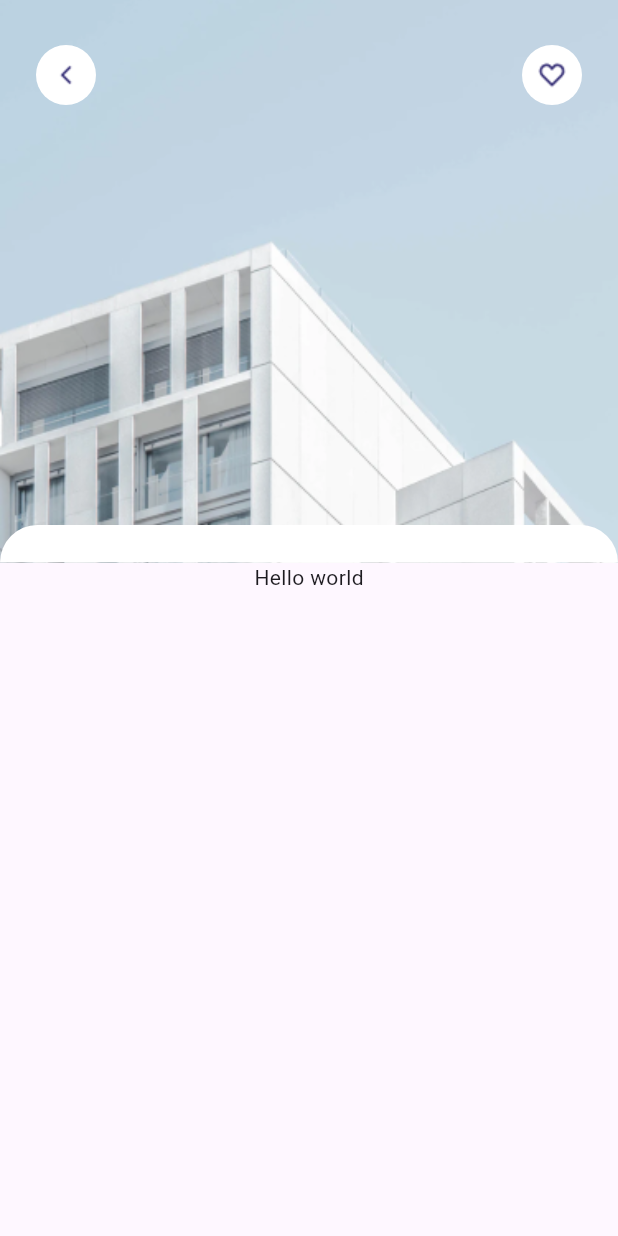
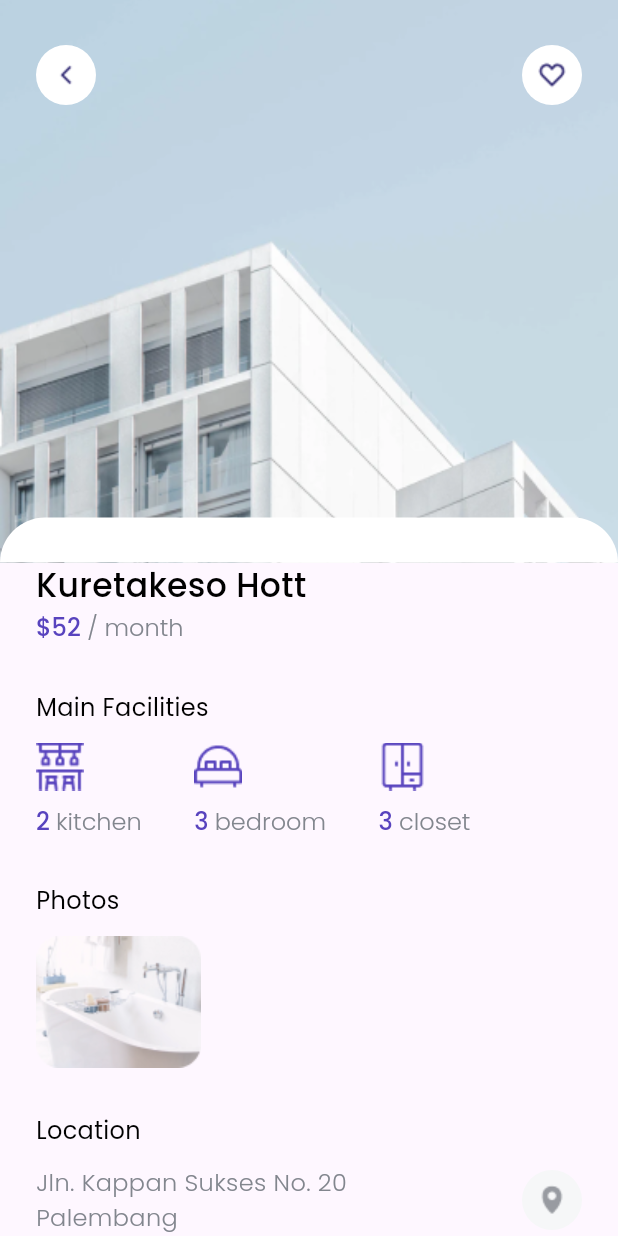
Before and after one commit to jadesnowman/Cozy-BWA, a Flutter app: the screen it shows after launch, on a phone screen of 412 x 824 dp. Run offline on Flutter 3.47's test engine with Material 3 defaults, Android fonts, the phone set to English and light mode, and no system bars; our stand-ins replace google_fonts.

Commit message:
Add new images for detail view

```diff
--- a/lib/pages/detail_page.dart
+++ b/lib/pages/detail_page.dart
@@ -1,3 +1,4 @@
+import 'package:cozy_marketplace/theme.dart';
 import 'package:flutter/material.dart';
 
 class DetailPage extends StatelessWidget {
@@ -7,7 +8,9 @@ class DetailPage extends StatelessWidget {
   Widget build(BuildContext context) {
     return Scaffold(
       body: SafeArea(
+        child: SingleChildScrollView(
           child: Column(
+            crossAxisAlignment: CrossAxisAlignment.start,
             children: [
               Stack(
                 alignment: Alignment.bottomCenter,
@@ -73,7 +76,7 @@ class DetailPage extends StatelessWidget {
                     ],
                   ),
                   Container(
-                  height: 25,
+                    height: 30,
                     width: double.infinity,
                     decoration: BoxDecoration(
                       color: Colors.white,
@@ -85,10 +88,164 @@ class DetailPage extends StatelessWidget {
                   ),
                 ],
               ),
-            Text('Hello world')
+              Padding(
+                padding: const EdgeInsets.symmetric(horizontal: 24),
+                child: Column(
+                  crossAxisAlignment: CrossAxisAlignment.start,
+                  children: [
+                    Text(
+                      'Kuretakeso Hott',
+                      style: heading1.copyWith(fontSize: 22),
+                    ),
+                    RichText(
+                      text: TextSpan(
+                        text: '\$${52}',
+                        style:
+                            heading1.copyWith(fontSize: 16, color: purpleColor),
+                        children: [
+                          TextSpan(
+                            text: ' / month',
+                            style: heading2.copyWith(fontSize: 16),
+                          ),
                         ],
+                      ),
+                    ),
+                    const SizedBox(height: 30),
+                    Text(
+                      'Main Facilities',
+                      style: heading3.copyWith(
+                        fontSize: 16,
+                      ),
+                    ),
+                    const SizedBox(height: 12),
+                    Row(
+                      mainAxisAlignment: MainAxisAlignment.start,
+                      children: [
+                        FacilityCard(
+                          imageUrl: 'assets/images/detail/001-bar-counter.png',
+                          name: 'kitchen',
+                          amount: 2,
+                        ),
+                        const SizedBox(width: 35),
+                        FacilityCard(
+                          imageUrl: 'assets/images/detail/002-double-bed.png',
+                          name: 'bedroom',
+                          amount: 3,
+                        ),
+                        const SizedBox(width: 35),
+                        FacilityCard(
+                          imageUrl: 'assets/images/detail/003-cupboard.png',
+                          name: 'closet',
+                          amount: 3,
+                        ),
+                      ],
+                    ),
+                    const SizedBox(height: 30),
+                    Text(
+                      'Photos',
+                      style: heading3.copyWith(
+                        fontSize: 16,
+                      ),
+                    ),
+                    const SizedBox(height: 12),
+                    Image.asset('assets/images/detail/pic-1.png'),
+                    const SizedBox(height: 30),
+                    Text(
+                      'Location',
+                      style: heading3.copyWith(
+                        fontSize: 16,
+                      ),
+                    ),
+                    const SizedBox(height: 12),
+                    Row(
+                      crossAxisAlignment: CrossAxisAlignment.center,
+                      mainAxisAlignment: MainAxisAlignment.spaceBetween,
+                      children: [
+                        Text(
+                          'Jln. Kappan Sukses No. 20\nPalembang',
+                          style: heading2.copyWith(
+                            fontSize: 16,
+                          ),
+                        ),
+                        Container(
+                          width: 40,
+                          height: 40,
+                          decoration: BoxDecoration(
+                            color: grayColor,
+                            borderRadius: BorderRadius.circular(100),
+                          ),
+                          child: Image.asset(
+                            'assets/images/Icon_location_solid.png',
+                            width: 22,
+                            height: 22,
+                          ),
+                        ),
+                      ],
+                    ),
+                    const SizedBox(height: 40),
+                    SizedBox(
+                      width: 327,
+                      height: 50,
+                      child: TextButton(
+                        style: TextButton.styleFrom(
+                          backgroundColor: purpleColor,
+                          foregroundColor: Colors.white,
+                          shape: RoundedRectangleBorder(
+                            borderRadius: BorderRadius.circular(17),
+                          ),
+                        ),
+                        onPressed: null,
+                        child: Text(
+                          'Book Now',
+                          style: buttonTextStyle.copyWith(
+                            fontSize: 18,
+                          ),
+                        ),
+                      ),
+                    ),
+                    const SizedBox(height: 40),
+                  ],
+                ),
+              ),
+            ],
+          ),
         ),
       ),
     );
   }
 }
+
+class FacilityCard extends StatelessWidget {
+  final int amount;
+  final String name;
+  final String imageUrl;
+
+  const FacilityCard(
+      {super.key,
+      required this.imageUrl,
+      required this.name,
+      required this.amount});
+
+  @override
+  Widget build(BuildContext context) {
+    return Column(
+      crossAxisAlignment: CrossAxisAlignment.start,
+      children: [
+        Image.asset(imageUrl, width: 32, height: 32),
+        const SizedBox(height: 8),
+        RichText(
+          text: TextSpan(
+            text: '${amount} ',
+            style: heading1.copyWith(fontSize: 16, color: purpleColor),
+            children: [
+              TextSpan(
+                text: name,
+                style: heading2.copyWith(fontSize: 16),
+              ),
+            ],
+          ),
+        ),
+      ],
+    );
+  }
+}
```
Also changed, not shown: assets/images/Icon_location_solid.png (added), assets/images/detail/001-bar-counter.png (added), assets/images/detail/002-double-bed.png (added), assets/images/detail/003-cupboard.png (added), assets/images/detail/pic-1.png (added), assets/images/detail/pic-2.png (added), assets/images/detail/pic-3.png (added), assets/images/detail/pic-4.png (added). Lines whose indentation alone changed are shown as unchanged.
